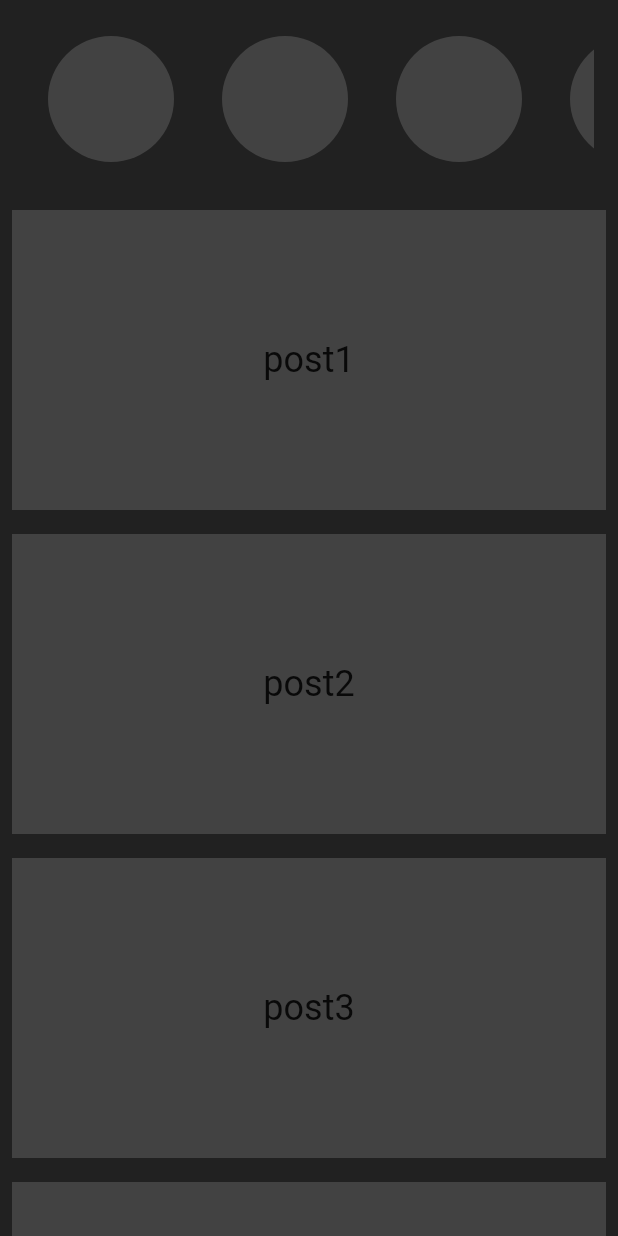
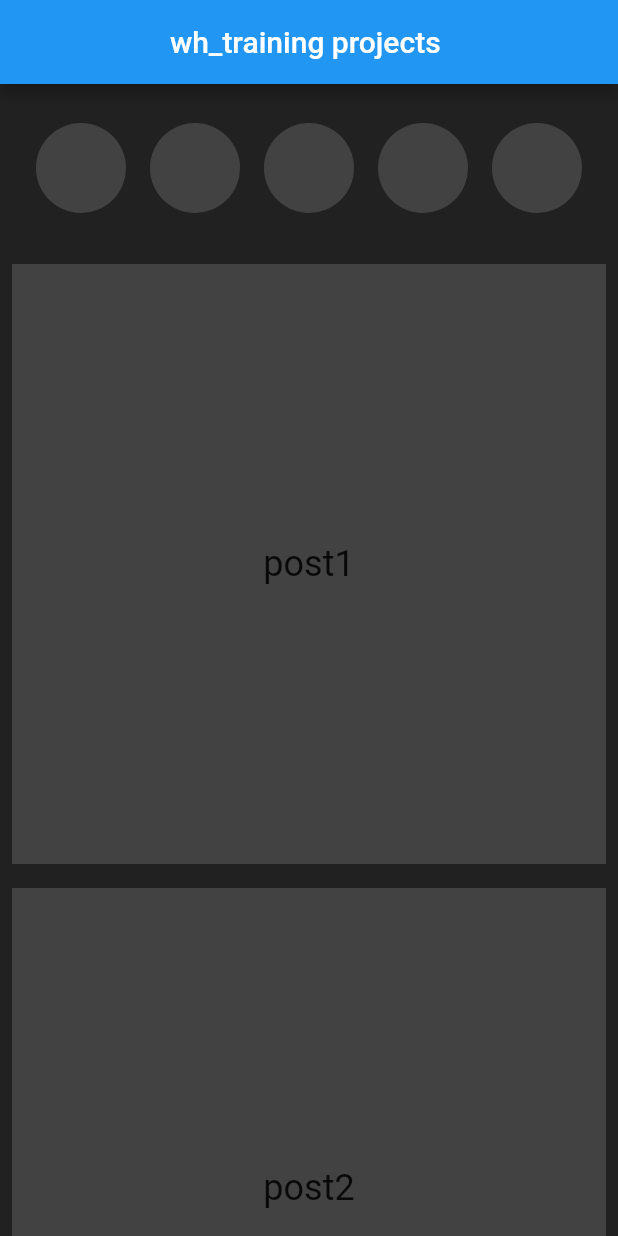
Before and after one commit to WedadAlqithmi/slider, a Flutter app: the screen it shows after launch, on a phone screen of 412 x 824 dp. Run offline on Flutter 3.47's test engine with Material 2 defaults, Android fonts, the phone set to English and light mode, and no system bars.

Commit message:
modified:   lib/container.dart modified:   lib/highlight.dart modified:   lib/main.dart modified:   lib/main.dart

```diff
--- a/lib/container.dart
+++ b/lib/container.dart
@@ -9,10 +9,14 @@ class ProdContainer extends StatelessWidget {
     return Padding(
       padding: const EdgeInsets.all(8.0),
       child: Container(
-        height: 200,
-        width: 200,
+        height: 400,
+        width: 400,
         color: Colors.grey[800],
-        child: Center(child: Text(child, style: TextStyle(fontSize: 24),)),
+        child: Center(
+            child: Text(
+          child,
+          style: TextStyle(fontSize: 24),
+        )),
       ),
     );
   }
--- a/lib/highlight.dart
+++ b/lib/highlight.dart
@@ -1,15 +1,13 @@
 import 'package:flutter/material.dart';
 
 class HighLight extends StatelessWidget {
-
-
   @override
   Widget build(BuildContext context) {
     return Padding(
       padding: const EdgeInsets.all(8.0),
       child: Container(
-                    height: 100,
-                    width: 100,
+        height: 60,
+        width: 60,
         decoration: BoxDecoration(
           shape: BoxShape.circle,
           color: Colors.grey[800],
--- a/lib/main.dart
+++ b/lib/main.dart
@@ -15,13 +15,14 @@ class HomeScreen extends StatelessWidget {
   Widget build(BuildContext context) {
     return Scaffold(
       backgroundColor: Colors.grey[900],
-      //appBar: AppBar(title: Text("wh_training projects "), centerTitle: true),
+      appBar: AppBar(title: Text("wh_training projects "), centerTitle: true),
       body: Column(
         children: [
           //instagram stories
           Container(
             margin: const EdgeInsets.all(16.0),
-            height: 100,
+            height: 80,
+            width: double.infinity,
             child: Expanded(
                 //child:ListView(scrollDirection: Axis.horizontal,children: [],
                 child: ListView.builder(
```
Lines whose indentation alone changed are shown as unchanged.
